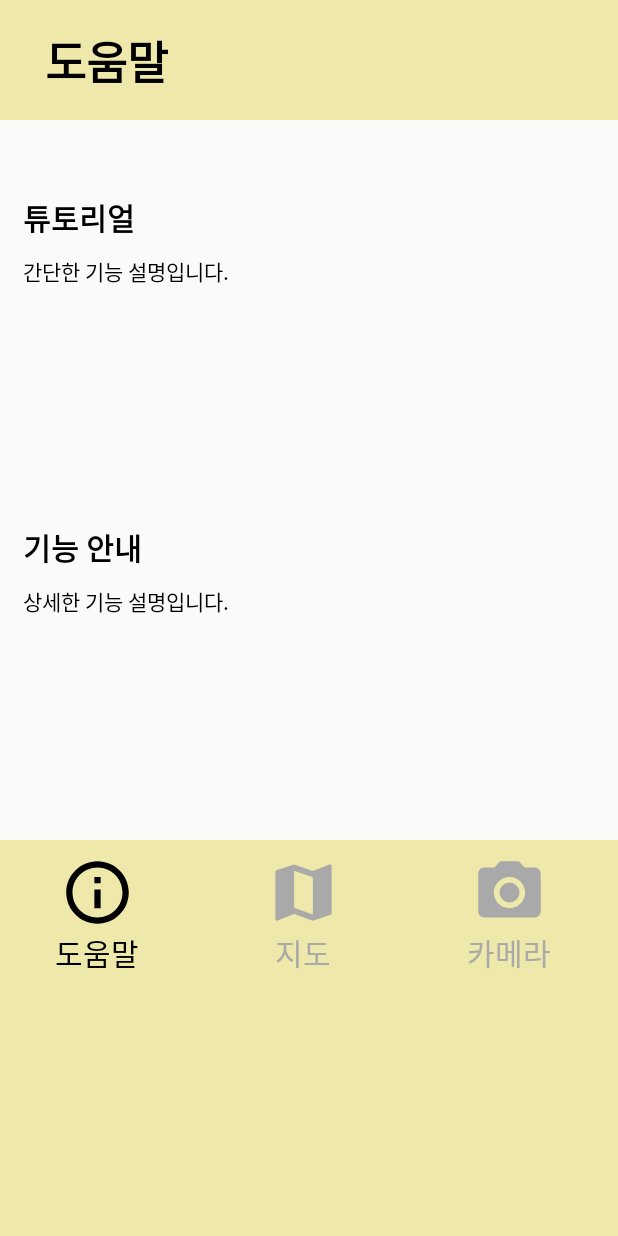
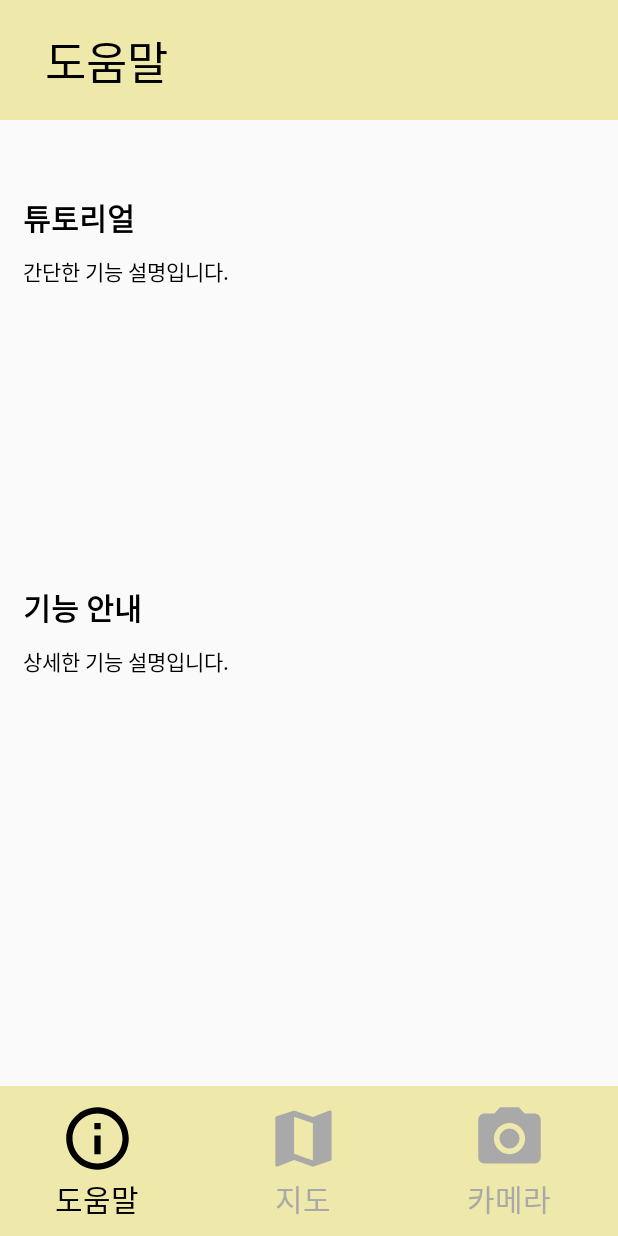
Before and after one commit to 0JUUU/CSEFINAL2, an Android app: the screen it shows after launch (MainActivity), on a phone screen of 412 x 824 dp. Run offline under Robolectric (Android 15) with nearby library versions, the phone set to English and light mode, and no system bars; our stand-ins replace Firebase (no records; nobody signed in at launch, a user with empty details on screens opened directly); libraries missing offline, so code that uses them is left out: com.skt; 4 statements that could not run were skipped.

Commit message:
update activity_help.xml dp size

```diff
--- a/app/src/main/cpp/CMakeLists.txt
+++ b/app/src/main/cpp/CMakeLists.txt
@@ -8,6 +8,7 @@ cmake_minimum_required(VERSION 3.4.1)
 #난영 /Users/kimnan-young/AndroidStudioProjects/CSEFINAL2
 #혜윤 /Users/YUN/StudioProjects/CSEFINAL2
 #영주 /Users/clleo/AndroidStudioProjects/CSEFINAL2
+
 set(pathPROJECT /Users/clleo/AndroidStudioProjects/CSEFINAL2) # 수정필요
 set(pathOPENCV ${pathPROJECT}/sdk) # 수정 필요
 set(pathLIBOPENCV_JAVA ${pathOPENCV}/native/libs/${ANDROID_ABI}/libopencv_java4.so)
--- a/app/src/main/res/layout/activity_help.xml
+++ b/app/src/main/res/layout/activity_help.xml
@@ -1,33 +1,40 @@
 <?xml version="1.0" encoding="utf-8"?>
-<androidx.constraintlayout.widget.ConstraintLayout
-    xmlns:android="http://schemas.android.com/apk/res/android" android:layout_width="match_parent"
-    android:layout_height="match_parent">
-    <LinearLayout
+
+<RelativeLayout xmlns:android="http://schemas.android.com/apk/res/android"
+xmlns:tools="http://schemas.android.com/tools"
+tools:context=".CameraActivity"
 android:layout_width="match_parent"
 android:layout_height="match_parent"
 android:orientation="vertical">
 
-        <LinearLayout
+<RelativeLayout
+    android:id="@+id/Relative_help"
     android:layout_width="match_parent"
     android:layout_height="80dp"
-            android:background="@color/colorPaleGoldenrod">
+    android:background="@color/colorPaleGoldenrod"
+    android:layout_alignParentTop="true">
+
+
     <TextView
         android:layout_width="wrap_content"
         android:layout_height="match_parent"
         android:paddingTop="18dp"
         android:paddingLeft="30dp"
-                android:textStyle="bold"
         android:text="도움말"
         android:textColor="#000000"
         android:textSize="30sp"
         />
-        </LinearLayout>
 
-        /* 튜토리얼 */
-        <LinearLayout
-            android:id="@+id/LinearLayout_tutorial_simple"
+</RelativeLayout>
+
+
+/* 기능안내 */
+
+<RelativeLayout
+    android:id="@+id/RelativeLayout_tutorial_simple"
+    android:layout_below="@+id/Relative_help"
     android:layout_width="match_parent"
-            android:layout_height="240dp"
+    android:layout_height="280dp"
     android:orientation="vertical">
 
     <TextView
@@ -50,13 +57,17 @@
         android:layout_marginRight="10dp"
         android:textColor="#000000"
         android:lineSpacingExtra="5dp"
+        android:layout_below="@id/textView_tutorial_simple"
         android:text="간단한 기능 설명입니다."
         />
 
-        </LinearLayout>
-        <LinearLayout
-            android:id="@+id/LinearLayout_info_func_simple"
+</RelativeLayout>
+
+<RelativeLayout
+    android:id="@+id/RelativeLayout_info_func_simple"
+    android:layout_below="@id/RelativeLayout_tutorial_simple"
     android:layout_width="match_parent"
+    android:layout_alignParentBottom="true"
     android:layout_height="240dp"
     android:orientation="vertical">
 
@@ -73,21 +84,25 @@
         android:textStyle="bold"
         android:lineSpacingExtra="5dp"
         />
+
     <TextView
         android:layout_width="match_parent"
         android:layout_height="match_parent"
         android:layout_marginLeft="15dp"
         android:layout_marginRight="10dp"
-                android:textColor="#000000"
+        android:layout_below="@id/textView_info_func_simple"
+        android:layout_marginBottom="32dp"
         android:lineSpacingExtra="5dp"
         android:text="상세한 기능 설명입니다."
-                />
-        </LinearLayout>
+        android:textColor="#000000" />
+</RelativeLayout>
 
 <LinearLayout
+    android:id="@+id/down_map"
     android:layout_width="match_parent"
-            android:layout_height="match_parent"
+    android:layout_height="100dp"
     android:orientation="horizontal"
+    android:layout_alignParentBottom="true"
     android:weightSum="3"
     android:background="@color/colorPaleGoldenrod">
 
@@ -115,8 +130,6 @@
             android:textSize="20sp"
             android:text="도움말"
             android:textColor="#000000"/>
-
-
     </LinearLayout>
 
 
@@ -144,9 +157,6 @@
             android:textSize="20sp"
             android:text="지도"
             android:textColor="@color/colorDarkGray"/>
-
-
-
     </LinearLayout>
 
     <LinearLayout
@@ -173,9 +183,6 @@
             android:textSize="20sp"
             android:text="카메라"
             android:textColor="@color/colorDarkGray"/>
-
-            </LinearLayout>
-
     </LinearLayout>
 </LinearLayout>
-</androidx.constraintlayout.widget.ConstraintLayout>
+</RelativeLayout>
```
Lines whose indentation alone changed are shown as unchanged.
